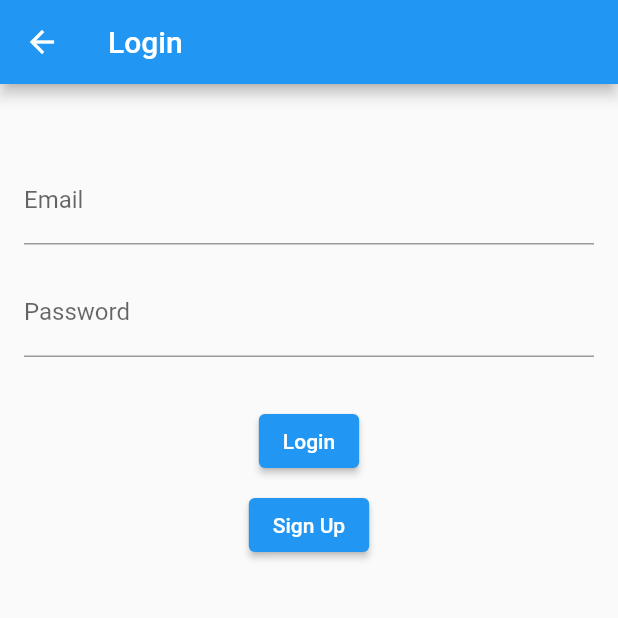
After one commit to ankanSikdar/flutter-bloc-firebase-auth-example, a Flutter app: the LoginPage screen opened directly, on a phone screen of 412 x 824 dp, the top half of it. The commit adds this screen. Run offline on Flutter 3.47's test engine with Material 2 defaults, Android fonts, the phone set to English and light mode, and no system bars; our stand-ins replace bloc, cloud_firestore, equatable, firebase_auth, firebase_core, flutter_bloc; accounts and stored records are empty.

Commit message:
Created login cubit

```diff
--- /dev/null
+++ b/lib/pages/login/cubit/login_cubit.dart
@@ -0,0 +1,35 @@
+import 'package:bloc/bloc.dart';
+import 'package:bloc_firebase_login/repositories/repositories.dart';
+import 'package:equatable/equatable.dart';
+import 'package:flutter/foundation.dart';
+
+part 'login_state.dart';
+
+class LoginCubit extends Cubit<LoginState> {
+  final AuthenticationRepository _authenticationRepository;
+
+  LoginCubit(AuthenticationRepository authenticationRepository)
+      : _authenticationRepository = authenticationRepository,
+        super(LoginState.initial());
+
+  void emailChanged(String value) {
+    emit(state.copyWith(email: value));
+  }
+
+  void passwordChanged(String value) {
+    emit(state.copyWith(password: value));
+  }
+
+  Future<void> logInWithCredentials() async {
+    if (state.email.isEmpty || state.password.isEmpty) return;
+    emit(state.copyWith(status: LoginStatus.submitting));
+    try {
+      await _authenticationRepository.loginWithEmailAndPassword(
+        email: state.email,
+        password: state.password,
+      );
+    } catch (e) {
+      emit(state.copyWith(status: LoginStatus.error));
+    }
+  }
+}
--- /dev/null
+++ b/lib/pages/login/cubit/login_state.dart
@@ -0,0 +1,34 @@
+part of 'login_cubit.dart';
+
+enum LoginStatus { initial, submitting, success, error }
+
+class LoginState extends Equatable {
+  final String email;
+  final String password;
+  final LoginStatus status;
+
+  const LoginState({
+    @required this.email,
+    @required this.password,
+    @required this.status,
+  });
+
+  factory LoginState.initial() {
+    return LoginState(email: '', password: '', status: LoginStatus.initial);
+  }
+
+  @override
+  List<Object> get props => [];
+
+  LoginState copyWith({
+    String email,
+    String password,
+    LoginStatus status,
+  }) {
+    return LoginState(
+      email: email ?? this.email,
+      password: password ?? this.password,
+      status: status ?? this.status,
+    );
+  }
+}
--- /dev/null
+++ b/lib/pages/login/login_page.dart
@@ -0,0 +1,54 @@
+import 'package:flutter/material.dart';
+
+class LoginPage extends StatefulWidget {
+  LoginPage({Key key}) : super(key: key);
+
+  @override
+  _LoginPageState createState() => _LoginPageState();
+}
+
+class _LoginPageState extends State<LoginPage> {
+  final _formKey = GlobalKey<FormState>();
+
+  @override
+  Widget build(BuildContext context) {
+    return Scaffold(
+      appBar: AppBar(
+        title: Text('Login'),
+      ),
+      body: Padding(
+        padding: EdgeInsets.symmetric(horizontal: 16.0, vertical: 48.0),
+        child: Form(
+          key: _formKey,
+          child: Column(
+            children: [
+              TextFormField(
+                decoration: InputDecoration(labelText: 'Email'),
+                validator: (value) {
+                  if (value.trim().isEmpty) {
+                    return 'Cannot be empty';
+                  }
+                  return null;
+                },
+              ),
+              SizedBox(height: 16.0),
+              TextFormField(
+                decoration: InputDecoration(labelText: 'Password'),
+                validator: (value) {
+                  if (value.trim().isEmpty) {
+                    return 'Cannot be empty';
+                  }
+                  return null;
+                },
+              ),
+              SizedBox(height: 32.0),
+              ElevatedButton(onPressed: () {}, child: Text('Login')),
+              SizedBox(height: 8.0),
+              ElevatedButton(onPressed: () {}, child: Text('Sign Up')),
+            ],
+          ),
+        ),
+      ),
+    );
+  }
+}
--- /dev/null
+++ b/lib/pages/pages.dart
@@ -0,0 +1 @@
+export 'login/login_page.dart';
```
Also changed, not shown: lib/main.dart (+25 -5 lines).
